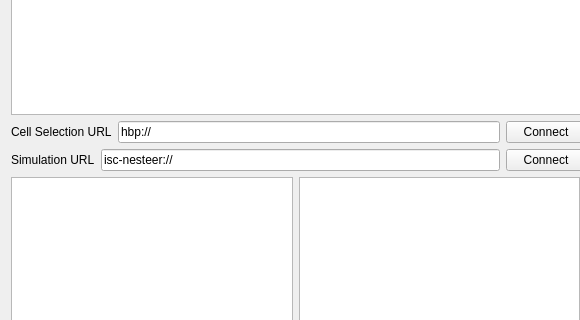
BlueBrain/Livre, file apps/livreGUI/stimuliController/gui/StimuliController.ui: the form before one commit; both pictures show x 0 to 580 and y 133 to 453 of the 683 by 537 pixel window.
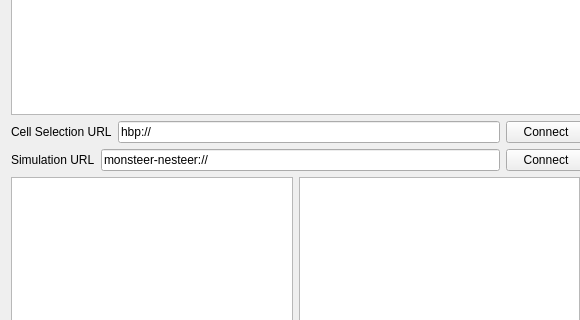
The form after the commit.

Commit message: Adaptation for the Monsteer

What changed in the file:
```diff
--- a/apps/livreGUI/stimuliController/gui/StimuliController.ui
+++ b/apps/livreGUI/stimuliController/gui/StimuliController.ui
@@ -84,7 +84,7 @@
      <item>
       <widget class="QLineEdit" name="txtISCURL">
        <property name="text">
-        <string>isc-nesteer://</string>
+        <string>monsteer-nesteer://</string>
        </property>
       </widget>
      </item>
```
The commit also changes 6 other files.
